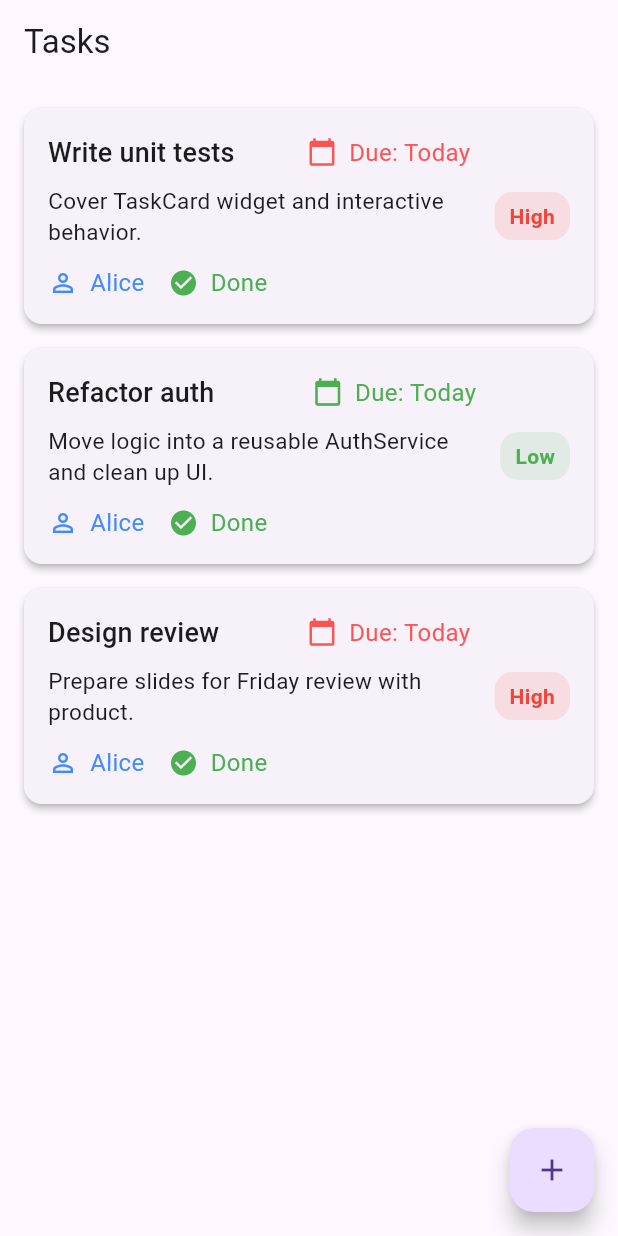
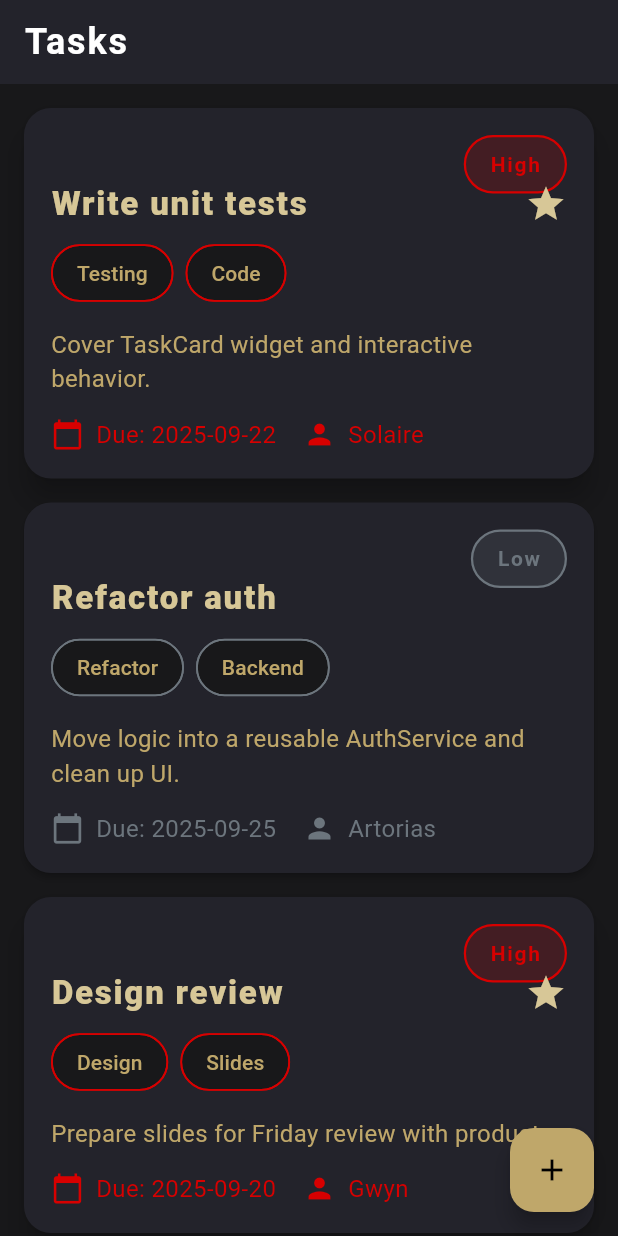
Before and after one commit to FranzSoriano-create/appdevthegreat, a Flutter app: the screen it shows after launch, on a phone screen of 412 x 824 dp. Run offline on Flutter 3.47's test engine with Material 3 defaults, Android fonts, the phone set to English and light mode, and no system bars; Roboto replaces fonts that are missing (Cinzel, Merriweather).

Commit message:
B: added dueDate and assignee to TaskCard

```diff
--- a/lib/main.dart
+++ b/lib/main.dart
@@ -8,8 +8,37 @@ class TaskApp extends StatelessWidget {
   @override
   Widget build(BuildContext context) {
     return MaterialApp(
-      title: 'Widget Fundamentals Demo',
-      theme: ThemeData(useMaterial3: true),
+      title: 'Dark Souls Task Demo',
+      theme: ThemeData(
+        useMaterial3: true,
+        brightness: Brightness.dark,
+        scaffoldBackgroundColor: const Color(0xFF18181A),
+        colorScheme: ColorScheme.dark(
+          primary: const Color(0xFFBFA76A),
+          secondary: const Color(0xFF6C757D),
+          surface: const Color(0xFF23232B),
+        ),
+        textTheme: const TextTheme(
+          titleLarge: TextStyle(
+            fontFamily: 'Cinzel',
+            fontWeight: FontWeight.bold,
+            fontSize: 24,
+            color: Color(0xFFD7C797),
+            letterSpacing: 1.2,
+          ),
+          titleMedium: TextStyle(
+            fontFamily: 'Cinzel',
+            fontWeight: FontWeight.bold,
+            fontSize: 18,
+            color: Color(0xFFD7C797),
+          ),
+          bodyMedium: TextStyle(
+            fontFamily: 'Merriweather',
+            fontSize: 16,
+            color: Color(0xFFBFA76A),
+          ),
+        ),
+      ),
       home: const TaskListPage(),
     );
   }
@@ -22,22 +51,37 @@ class TaskListPage extends StatelessWidget {
       'title': 'Write unit tests',
       'description': 'Cover TaskCard widget and interactive behavior.',
       'priority': 'High',
+      'dueDate': '2025-09-22',
+      'assignee': 'Solaire',
+      'tags': 'Testing, Code',
+      'isImportant': 'true',
     },
     {
       'title': 'Refactor auth',
       'description': 'Move logic into a reusable AuthService and clean up UI.',
       'priority': 'Low',
+      'dueDate': '2025-09-25',
+      'assignee': 'Artorias',
+      'tags': 'Refactor, Backend',
+      'isImportant': 'false',
     },
     {
       'title': 'Design review',
       'description': 'Prepare slides for Friday review with product.',
       'priority': 'High',
+      'dueDate': '2025-09-20',
+      'assignee': 'Gwyn',
+      'tags': 'Design, Slides',
+      'isImportant': 'true',
     },
   ];
   @override
   Widget build(BuildContext context) {
     return Scaffold(
-      appBar: AppBar(title: const Text('Tasks')),
+      appBar: AppBar(
+        title: const Text('Tasks'),
+        backgroundColor: const Color(0xFF23232B),
+      ),
       body: ListView.separated(
         padding: const EdgeInsets.all(12),
         itemCount: _demoTasks.length,
@@ -48,12 +92,17 @@ class TaskListPage extends StatelessWidget {
             title: t['title']!,
             description: t['description']!,
             priority: t['priority']!,
+            dueDate: t['dueDate']!,
+            assignee: t['assignee']!,
+            tags: t['tags']!, // Now a String
+            isImportant: t['isImportant']!,
           );
         },
       ),
       floatingActionButton: FloatingActionButton(
         onPressed: () => _openAddModal(context),
         child: const Icon(Icons.add),
+        backgroundColor: const Color(0xFFBFA76A),
       ),
     );
   }
@@ -106,30 +155,47 @@ class TaskListPage extends StatelessWidget {
 /// ---------------------------
 /// Widget: TaskCard (Stateless)
 /// ---------------------------
-/// You can extract this to its own file: widgets/task_card.dart
 class TaskCard extends StatelessWidget {
   final String title;
   final String description;
   final String priority;
+  final String dueDate;
+  final String assignee;
+  final String tags; // Changed from List<String> to String
+  final String isImportant;
   const TaskCard({
     super.key,
     required this.title,
     required this.description,
     required this.priority,
+    required this.dueDate,
+    required this.assignee,
+    required this.tags,
+    required this.isImportant,
   });
 
-  Color get priorityColor =>
-      priority.toLowerCase() == 'high' ? Colors.redAccent : Colors.green;
+  Color get priorityColor => priority.toLowerCase() == 'high'
+      ? const Color(0xFFD70000)
+      : const Color(0xFF6C757D);
 
   @override
   Widget build(BuildContext context) {
     return Card(
-      elevation: 2,
+      color: const Color(0xFF23232B),
+      elevation: isImportant == "true" ? 8 : 2,
+      shape: RoundedRectangleBorder(borderRadius: BorderRadius.circular(18)),
       child: Padding(
-        padding: const EdgeInsets.all(16), // Increased padding
-        child: Row(
+        padding: const EdgeInsets.all(18),
+        child: Stack(
           children: [
-            Expanded(
+            // Priority badge at top-right
+            Positioned(
+              right: 0, // Changed from left: 0 to right: 0
+              top: 0,
+              child: _PriorityBadge(priority: priority),
+            ),
+            Padding(
+              padding: const EdgeInsets.only(top: 32),
               child: Column(
                 crossAxisAlignment: CrossAxisAlignment.start,
                 children: [
@@ -138,50 +204,75 @@ class TaskCard extends StatelessWidget {
                       Expanded(
                         child: Text(
                           title,
-                          style: Theme.of(context).textTheme.titleMedium
+                          style: Theme.of(context).textTheme.titleLarge
                               ?.copyWith(
-                                fontSize: 18, // Slightly larger font
+                                fontWeight: FontWeight.w900,
+                                fontSize: 22,
+                                color: const Color(0xFFD7C797),
                               ),
                         ),
                       ),
-                      // Due date label with priority color
-                      IconLabel(
-                        icon: Icons.calendar_today,
-                        label: 'Due: Today',
-                        color: priorityColor,
-                      ),
+                      if (isImportant == "true")
+                        const Icon(
+                          Icons.star,
+                          color: Color(0xFFD7C797),
+                          size: 28,
+                        ),
                     ],
                   ),
-                  const SizedBox(height: 8), // More spacing
+                  const SizedBox(height: 8),
+                  // Tag row (split tags string)
+                  Wrap(
+                    spacing: 8,
+                    children: tags
+                        .split(',')
+                        .map(
+                          (tag) => Chip(
+                            label: Text(tag.trim()),
+                            backgroundColor: const Color(0xFF18181A),
+                            labelStyle: const TextStyle(
+                              color: Color(0xFFBFA76A),
+                              fontFamily: 'Merriweather',
+                            ),
+                            shape: StadiumBorder(
+                              side: BorderSide(
+                                color: priorityColor,
+                                width: 1.2,
+                              ),
+                            ),
+                          ),
+                        )
+                        .toList(),
+                  ),
+                  const SizedBox(height: 12),
                   Text(
                     description,
                     maxLines: 2,
                     overflow: TextOverflow.ellipsis,
-                    style: Theme.of(
-                      context,
-                    ).textTheme.bodyMedium?.copyWith(fontSize: 15),
+                    style: Theme.of(context).textTheme.bodyMedium?.copyWith(
+                      fontSize: 16,
+                      color: const Color(0xFFBFA76A),
+                    ),
                   ),
-                  const SizedBox(height: 12), // More spacing
+                  const SizedBox(height: 14),
                   Row(
                     children: [
                       IconLabel(
-                        icon: Icons.person_outline,
-                        label: 'Alice', // Example assignee name
-                        color: Colors.blueAccent,
+                        icon: Icons.calendar_today,
+                        label: 'Due: $dueDate',
+                        color: priorityColor,
                       ),
-                      const SizedBox(width: 16), // More spacing
+                      const SizedBox(width: 18),
                       IconLabel(
-                        icon: Icons.check_circle,
-                        label: 'Done',
-                        color: Colors.green,
+                        icon: Icons.person,
+                        label: assignee,
+                        color: priorityColor,
                       ),
                     ],
                   ),
                 ],
               ),
             ),
-            const SizedBox(width: 16), // More spacing
-            _PriorityBadge(priority: priority),
           ],
         ),
       ),
@@ -189,23 +280,31 @@ class TaskCard extends StatelessWidget {
   }
 }
 
-/// Small private sub-widget (extractable)
+/// Pill-style PriorityBadge with Dark Souls colors
 class _PriorityBadge extends StatelessWidget {
   final String priority;
   const _PriorityBadge({super.key, required this.priority});
-  Color get _color =>
-      priority.toLowerCase() == 'high' ? Colors.red : Colors.green;
+  Color get _color => priority.toLowerCase() == 'high'
+      ? const Color(0xFFD70000)
+      : const Color(0xFF6C757D);
   @override
   Widget build(BuildContext context) {
     return Container(
-      padding: const EdgeInsets.symmetric(horizontal: 10, vertical: 6),
+      padding: const EdgeInsets.symmetric(horizontal: 16, vertical: 8),
       decoration: BoxDecoration(
-        color: _color.withOpacity(0.12),
-        borderRadius: BorderRadius.circular(12),
+        color: _color.withOpacity(0.18),
+        borderRadius: BorderRadius.circular(20),
+        border: Border.all(color: _color, width: 1.5),
       ),
       child: Text(
         priority,
-        style: TextStyle(color: _color, fontWeight: FontWeight.w600),
+        style: TextStyle(
+          color: _color,
+          fontWeight: FontWeight.bold,
+          fontFamily: 'Cinzel',
+          fontSize: 14,
+          letterSpacing: 1.1,
+        ),
       ),
     );
   }
@@ -228,13 +327,15 @@ class IconLabel extends StatelessWidget {
   Widget build(BuildContext context) {
     return Row(
       children: [
-        Icon(icon, size: 20, color: color), // Slightly larger icon
+        Icon(icon, size: 22, color: color),
         const SizedBox(width: 8),
         Text(
           label,
-          style: Theme.of(
-            context,
-          ).textTheme.bodyMedium?.copyWith(fontSize: 16, color: color),
+          style: Theme.of(context).textTheme.bodyMedium?.copyWith(
+            fontSize: 16,
+            color: color,
+            fontFamily: 'Merriweather',
+          ),
         ),
       ],
     );
```
